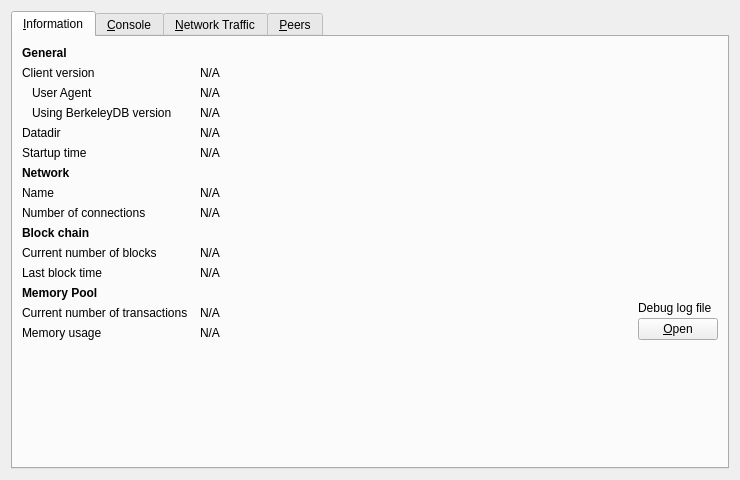
firoorg/firo, file src/qt/forms/debugwindow.ui: the form before one commit.
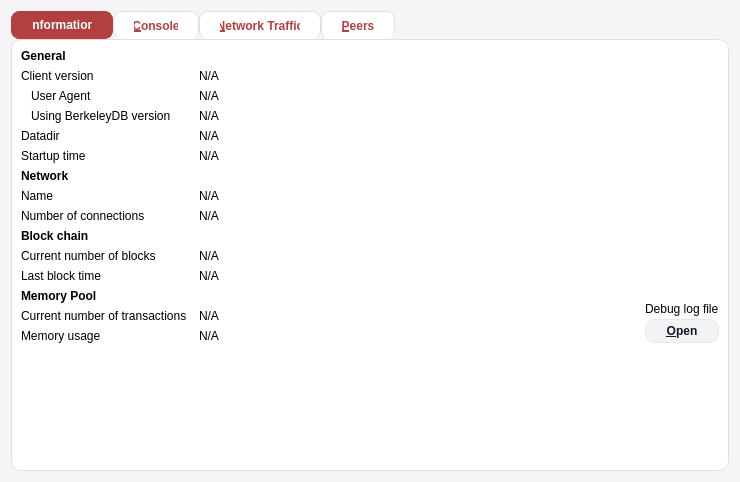
The form after the commit. Icons and pictures are not drawn. Custom widgets are drawn as their Qt base class.

Commit message: change debug window design

The edit to the form file:
```diff
--- a/src/qt/forms/debugwindow.ui
+++ b/src/qt/forms/debugwindow.ui
@@ -13,6 +13,67 @@
   <property name="windowTitle">
    <string>Debug window</string>
   </property>
+  <property name="styleSheet">
+   <string notr="true">
+    QWidget#RPCConsole {
+      background: #f5f5f7;
+      font-family: "Segoe UI";
+    }
+    QTabWidget::pane {
+      border: 1px solid #e0e0e0;
+      border-radius: 10px;
+      background: #fff;
+    }
+    QTabBar::tab {
+      background: #fff;
+      color: #B24040;
+      border: 1px solid #e0e0e0;
+      border-bottom: none;
+      border-radius: 8px 8px 0 0;
+      padding: 6px 20px;
+      font-weight: 600;
+    }
+    QTabBar::tab:selected {
+      background: #B24040;
+      color: #fff;
+      border: 1px solid #B24040;
+    }
+    QLabel[fontWeight="75"] {
+      color: #B24040;
+      font-weight: bold;
+    }
+    QGroupBox {
+      border: 1px solid #e0e0e0;
+      border-radius: 10px;
+      margin-top: 10px;
+      background: #fff;
+    }
+    QTableView, QTextEdit, QLineEdit {
+      background: #fff;
+      border-radius: 8px;
+      border: 1px solid #e0e0e0;
+      color: #111827;
+    }
+    QTableView::item:selected, QTextEdit:focus, QLineEdit:focus {
+      background: #ffcccc;
+      color: #B24040;
+    }
+    QPushButton {
+      background: #F1F3F5;
+      border-radius: 10px;
+      padding: 4px 10px;
+      font-size: 9pt;
+      font-weight: 600;
+      color: #111827;
+      border: 1px solid #E5E7EB;
+    }
+    QPushButton:pressed, QPushButton:checked {
+      background: #B24040;
+      color: #fff;
+      border: 1px solid #B24040;
+    }
+   </string>
+  </property>
   <layout class="QVBoxLayout" name="verticalLayout_2">
    <item>
     <widget class="QTabWidget" name="tabWidget">
```
The commit also changes 2 other files.
